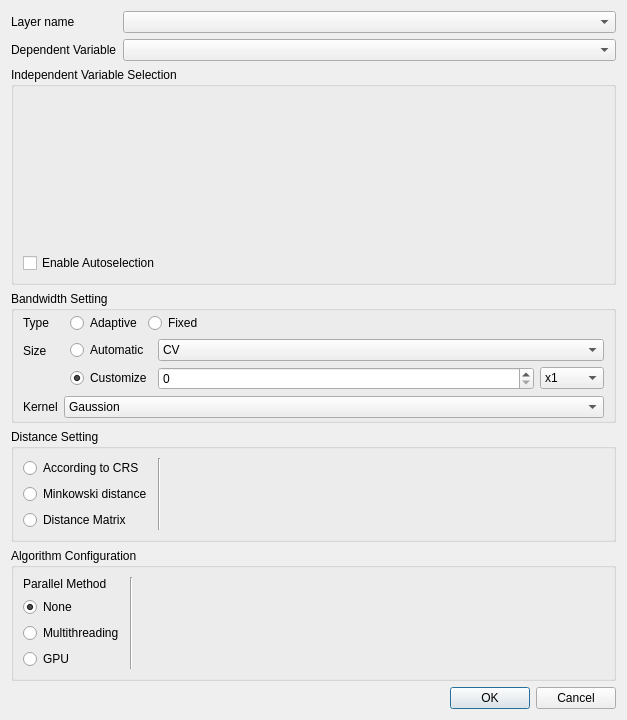
Above: gwmgwroptionsdialog.ui from GWmodel-Lab/GWmodelS before the change. Below: the same form after it.
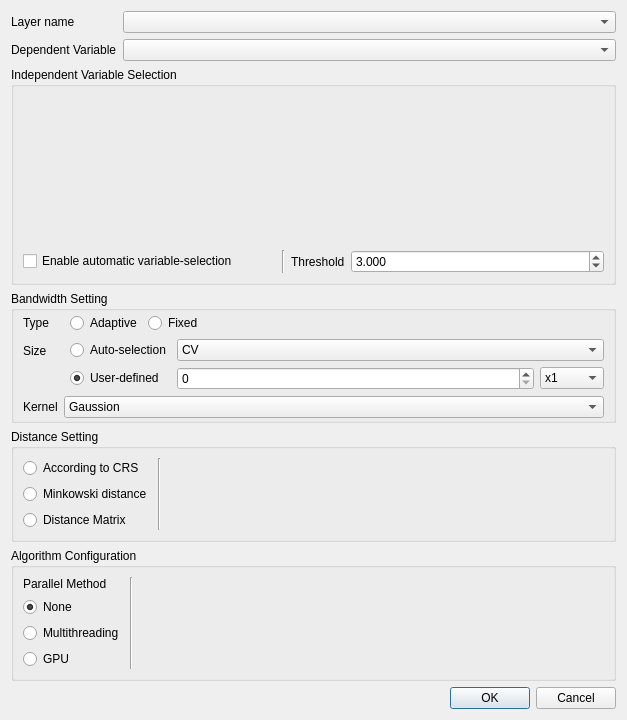
That is the form after the change. Custom widgets are drawn as their Qt base class.

Commit message: 修改：GWR设置界面

Diff of the .ui file:
```diff
--- a/gwmgwroptionsdialog.ui
+++ b/gwmgwroptionsdialog.ui
@@ -49,16 +49,50 @@
      <property name="title">
       <string>Independent Variable Selection</string>
      </property>
-     <layout class="QVBoxLayout" name="verticalLayout_4">
+     <layout class="QVBoxLayout" name="verticalLayout_4" stretch="1,0">
       <item>
        <widget class="GwmIndepVarSelectorWidget" name="mIndepVarSelector" native="true"/>
       </item>
       <item>
-       <widget class="QCheckBox" name="mVariableAutoSelectionCheck">
-        <property name="text">
-         <string>Enable Autoselection</string>
-        </property>
-       </widget>
+       <layout class="QHBoxLayout" name="horizontalLayout_7">
+        <item>
+         <widget class="QCheckBox" name="mVariableAutoSelectionCheck">
+          <property name="text">
+           <string>Enable automatic variable-selection</string>
+          </property>
+         </widget>
+        </item>
+        <item>
+         <widget class="Line" name="line_3">
+          <property name="orientation">
+           <enum>Qt::Vertical</enum>
+          </property>
+         </widget>
+        </item>
+        <item>
+         <widget class="QLabel" name="label_10">
+          <property name="sizePolicy">
+           <sizepolicy hsizetype="Fixed" vsizetype="Preferred">
+            <horstretch>0</horstretch>
+            <verstretch>0</verstretch>
+           </sizepolicy>
+          </property>
+          <property name="text">
+           <string>Threshold</string>
+          </property>
+         </widget>
+        </item>
+        <item>
+         <widget class="QDoubleSpinBox" name="mModelSelAICThreshold">
+          <property name="decimals">
+           <number>3</number>
+          </property>
+          <property name="value">
+           <double>3.000000000000000</double>
+          </property>
+         </widget>
+        </item>
+       </layout>
       </item>
      </layout>
     </widget>
@@ -173,7 +207,7 @@
            </sizepolicy>
           </property>
           <property name="text">
-           <string>Customize</string>
+           <string>User-defined</string>
           </property>
           <property name="checked">
            <bool>true</bool>
@@ -293,7 +327,7 @@
            </sizepolicy>
           </property>
           <property name="text">
-           <string>Automatic</string>
+           <string>Auto-selection</string>
           </property>
           <property name="checked">
            <bool>false</bool>
```
